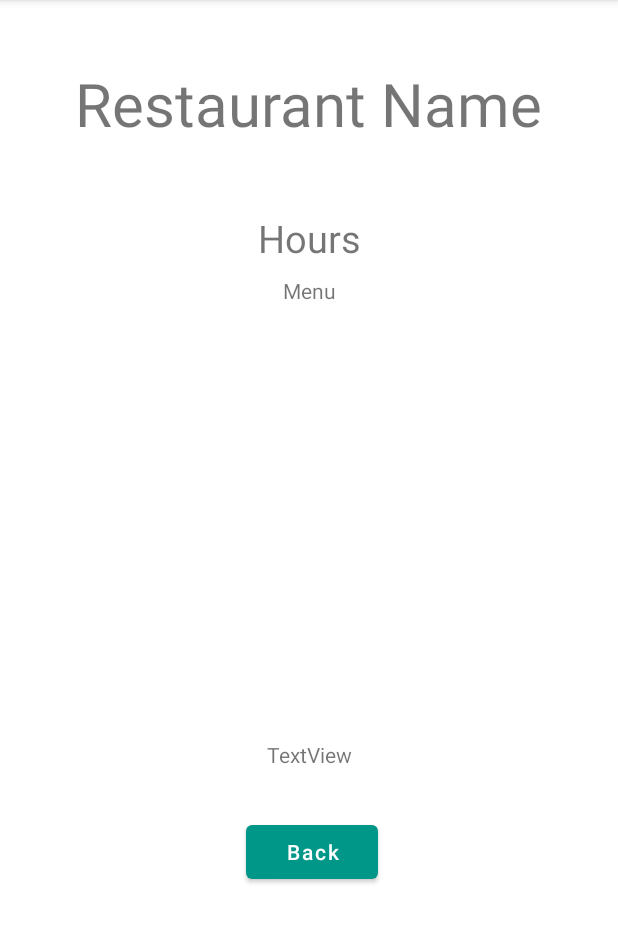
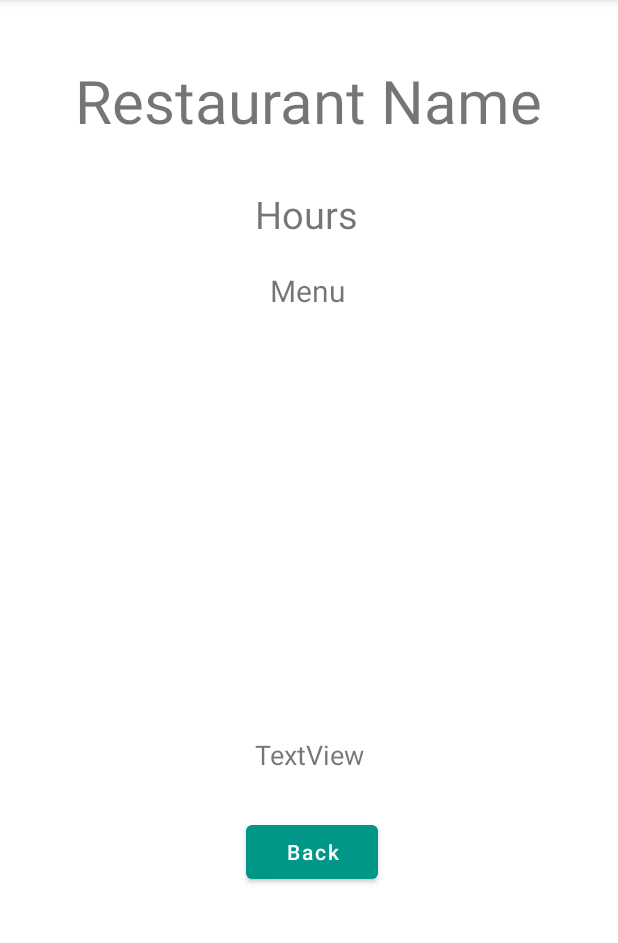
Before and after one commit to kdhoka/SoCalBeach4Life, an Android app: the RestaurantPage screen opened directly, with no data from a screen before it, on a phone screen of 412 x 824 dp, the part 84-1027 px from its top. Run offline under Robolectric (Android 15) with nearby library versions, the phone set to English and light mode, and no system bars; our stand-ins replace Firebase (no records; nobody signed in at launch, a user with empty details on screens opened directly).

Commit message:
restaurant info page layout adjustment

```diff
--- a/app/src/main/res/layout/restaurant_info.xml
+++ b/app/src/main/res/layout/restaurant_info.xml
@@ -32,18 +32,19 @@
         app:layout_constraintEnd_toEndOf="parent"
         app:layout_constraintTop_toTopOf="parent" />
 
+
     <TextView
         android:id="@+id/hours"
         android:layout_width="368dp"
         android:layout_height="53dp"
         android:layout_marginStart="71dp"
-        android:layout_marginTop="132dp"
+        android:layout_marginTop="116dp"
         android:layout_marginEnd="71dp"
         android:gravity="center"
         android:text="Hours"
         android:textSize="25dp"
         app:layout_constraintEnd_toEndOf="parent"
-        app:layout_constraintHorizontal_bias="0.505"
+        app:layout_constraintHorizontal_bias="0.525"
         app:layout_constraintStart_toStartOf="parent"
         app:layout_constraintTop_toTopOf="parent" />
 
@@ -53,8 +54,9 @@
         android:layout_height="392dp"
         android:layout_marginStart="21dp"
         android:layout_marginEnd="21dp"
+        android:textSize="18dp"
         android:gravity="center"
-        android:maxLines="20"
+        android:maxLines="15"
         android:scrollbars="vertical"
         android:text="TextView"
         app:layout_constraintBottom_toBottomOf="parent"
@@ -68,10 +70,13 @@
         android:id="@+id/textView3"
         android:layout_width="wrap_content"
         android:layout_height="wrap_content"
-        android:layout_marginTop="184dp"
+        android:layout_marginTop="180dp"
         android:text="Menu"
+        android:textSize="20dp"
         app:layout_constraintEnd_toEndOf="parent"
+        app:layout_constraintHorizontal_bias="0.498"
         app:layout_constraintStart_toStartOf="parent"
         app:layout_constraintTop_toTopOf="parent" />
 
+
 </androidx.constraintlayout.widget.ConstraintLayout>
```
